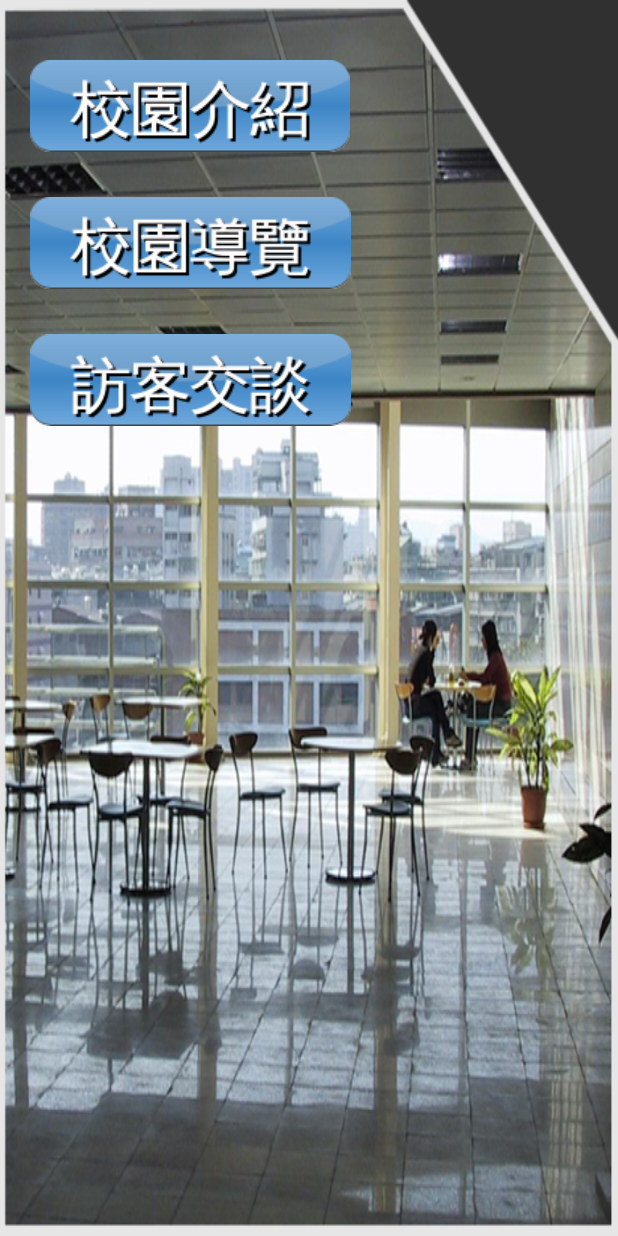
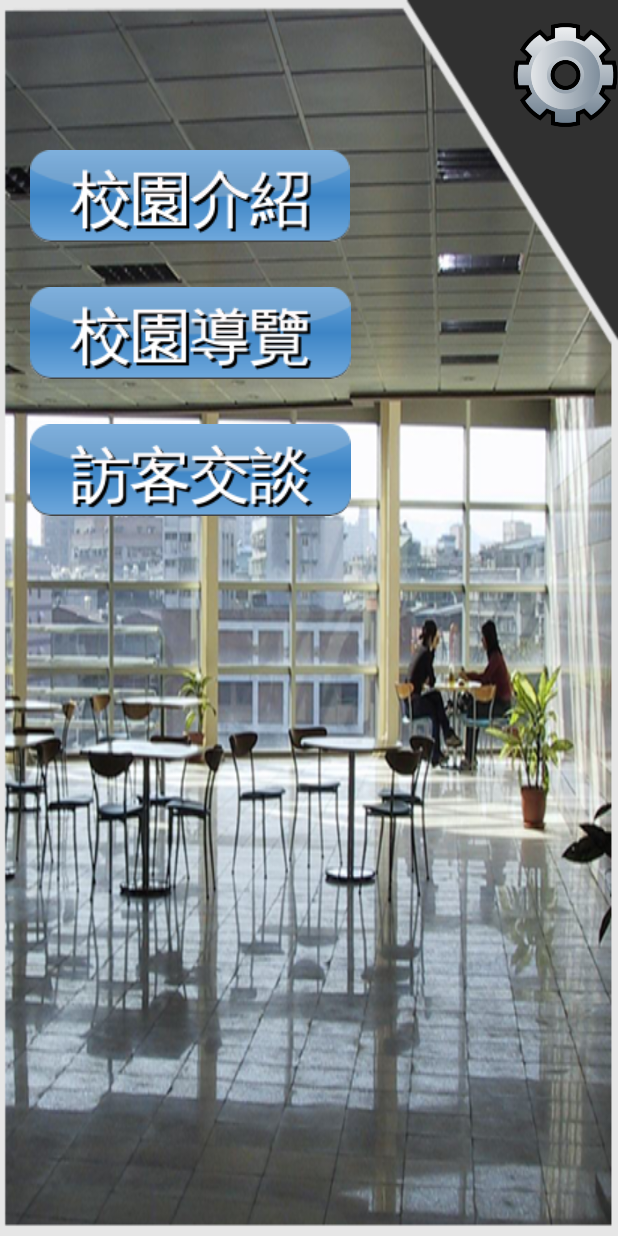
Before and after one commit to ideasiii/Chihlee, an Android app: the screen it shows after launch (MainActivity), on a phone screen of 412 x 824 dp. Run offline under Robolectric (Android 15) with nearby library versions, the phone set to English and light mode, and no system bars.

Commit message:
update_jugo

```diff
--- a/app/src/main/AndroidManifest.xml
+++ b/app/src/main/AndroidManifest.xml
@@ -17,6 +17,8 @@
         android:supportsRtl="true"
         android:theme="@style/AppTheme"
         tools:ignore="GoogleAppIndexingWarning">
+        <activity android:name=".ActivitySetting">
+        </activity>
         <activity
             android:name=".ActivityIntroduce"
             android:configChanges="orientation"
--- a/app/src/main/java/org/iii/chihlee/ActivityChat.java
+++ b/app/src/main/java/org/iii/chihlee/ActivityChat.java
@@ -30,8 +30,8 @@ import java.util.Locale;
 public class ActivityChat extends AppCompatActivity implements TextToSpeech.OnInitListener
 {
     private final int MSG_RESP = 666;
-    private final String IP = "140.92.142.22";
-    //private final String IP = "192.168.0.109";
+    //private final String IP = "140.92.142.22";
+    private final String IP = "192.168.0.109";
     private final int PORT = 2310;
     private ImageView imageViewRobot;
     private int voiceRecognitionRequestCode = 777;
--- a/app/src/main/java/org/iii/chihlee/MainActivity.java
+++ b/app/src/main/java/org/iii/chihlee/MainActivity.java
@@ -18,6 +18,7 @@ public class MainActivity extends AppCompatActivity
         put(R.id.imageView_introduce, ActivityIntroduce.class);
         put(R.id.imageView_map, ActivityMap.class);
         put(R.id.imageView_chat, ActivityChat.class);
+        put(R.id.imageViewSetting, ActivitySetting.class);
     }};
 
     @Override
--- a/app/src/main/res/layout/activity_main.xml
+++ b/app/src/main/res/layout/activity_main.xml
@@ -19,7 +19,20 @@
             android:layout_height="match_parent"
             android:orientation="vertical"
             android:paddingLeft="20dp"
-            android:paddingTop="40dp">
+            >
+
+            <LinearLayout
+                android:layout_width="match_parent"
+                android:layout_height="100dp"
+                android:gravity="right"
+                android:orientation="horizontal">
+
+                <ImageView
+                    android:id="@+id/imageViewSetting"
+                    android:layout_width="70dp"
+                    android:layout_height="wrap_content"
+                    app:srcCompat="@drawable/setting"/>
+            </LinearLayout>
 
             <ImageView
                 android:id="@+id/imageView_introduce"
--- /dev/null
+++ b/app/src/main/res/layout/activity_setting.xml
@@ -0,0 +1,6 @@
+<?xml version="1.0" encoding="utf-8"?>
+<RelativeLayout xmlns:android="http://schemas.android.com/apk/res/android"
+                android:layout_width="match_parent"
+                android:layout_height="match_parent">
+
+</RelativeLayout>
```
Also changed, not shown: app/src/main/java/org/iii/chihlee/ActivitySetting.java (added, +15 -0 lines), app/src/main/res/drawable/setting.png (added).
